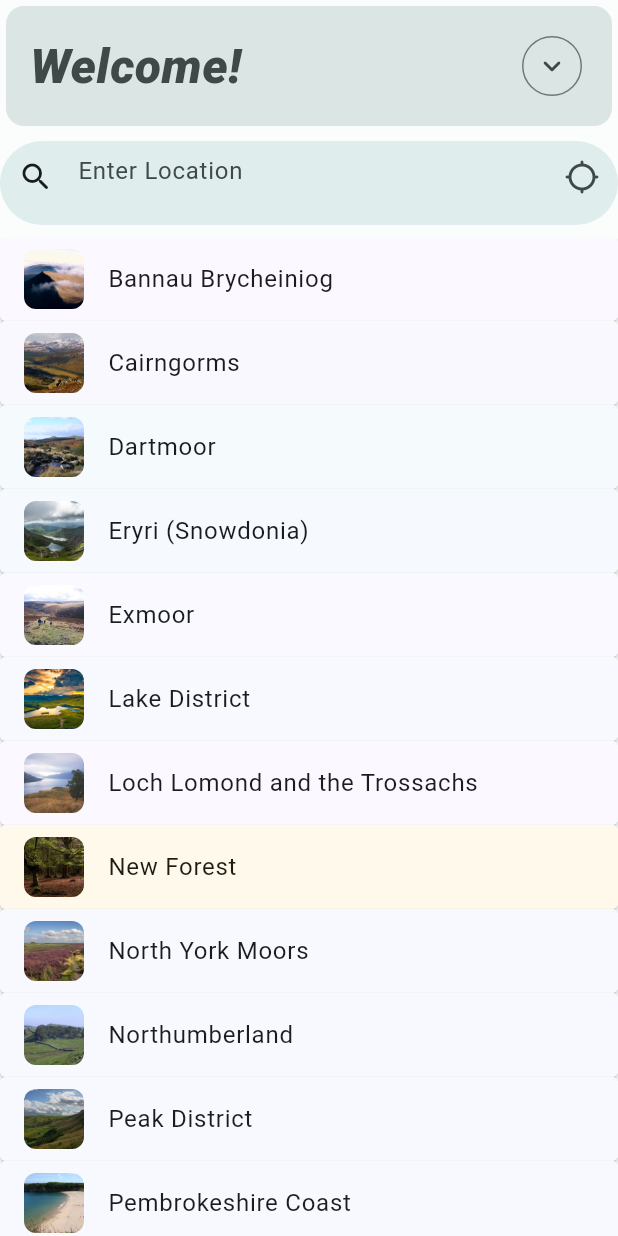
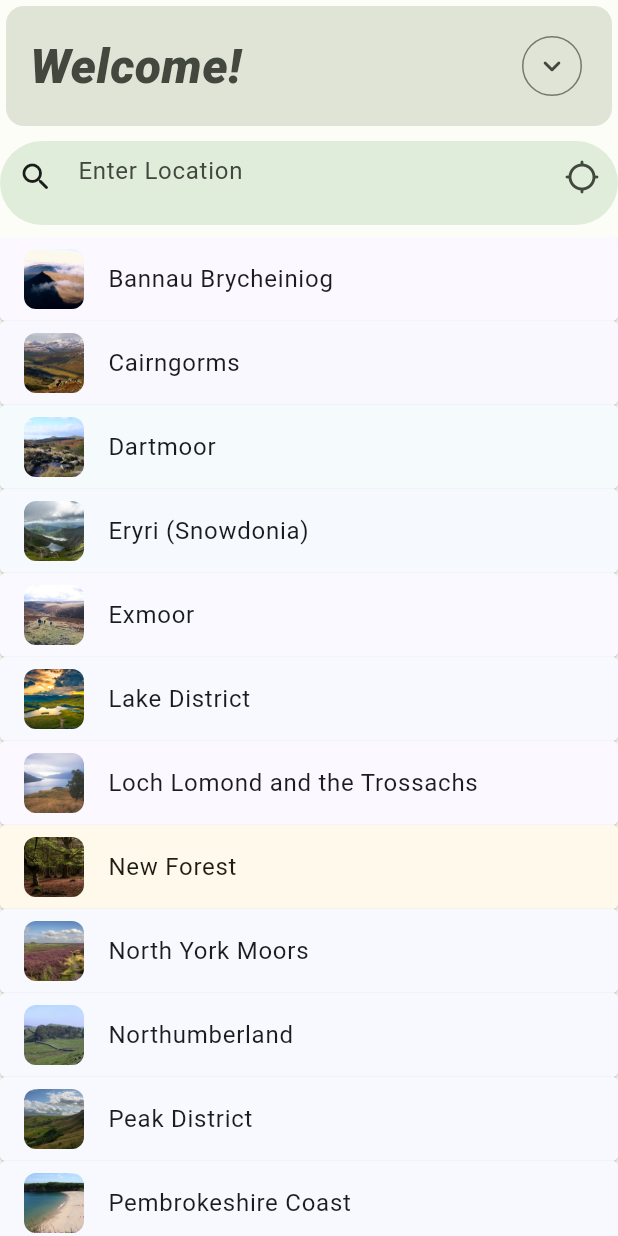
Before and after one commit to moramento22/KV6003-individual-project, a Flutter app: the screen it shows after launch, on a phone screen of 412 x 824 dp. Run offline on Flutter 3.47's test engine with Material 2 defaults, Android fonts, the phone set to English and light mode, and no system bars; our stand-ins replace google_fonts, image_picker; missing offline and left inert: google_mlkit_image_labeling.

Commit message:
Changed color scheme and added needed descriptions for iOS camera access

```diff
--- a/kv6003/lib/color_schemes.dart
+++ b/kv6003/lib/color_schemes.dart
@@ -2,68 +2,68 @@ import 'package:flutter/material.dart';
 
 const lightColorScheme = ColorScheme(
   brightness: Brightness.light,
-  primary: Color(0xFF006A6A),
+  primary: Color(0xFF026E00),
   onPrimary: Color(0xFFFFFFFF),
-  primaryContainer: Color(0xFF00FBFB),
-  onPrimaryContainer: Color(0xFF002020),
-  secondary: Color(0xFF4A6363),
+  primaryContainer: Color(0xFF88FC71),
+  onPrimaryContainer: Color(0xFF002200),
+  secondary: Color(0xFF54634D),
   onSecondary: Color(0xFFFFFFFF),
-  secondaryContainer: Color(0xFFCCE8E7),
-  onSecondaryContainer: Color(0xFF051F1F),
-  tertiary: Color(0xFF4B607C),
+  secondaryContainer: Color(0xFFD7E8CD),
+  onSecondaryContainer: Color(0xFF121F0E),
+  tertiary: Color(0xFF386568),
   onTertiary: Color(0xFFFFFFFF),
-  tertiaryContainer: Color(0xFFD3E4FF),
-  onTertiaryContainer: Color(0xFF041C35),
+  tertiaryContainer: Color(0xFFBCEBEE),
+  onTertiaryContainer: Color(0xFF002022),
   error: Color(0xFFBA1A1A),
   errorContainer: Color(0xFFFFDAD6),
   onError: Color(0xFFFFFFFF),
   onErrorContainer: Color(0xFF410002),
-  background: Color(0xFFFAFDFC),
-  onBackground: Color(0xFF191C1C),
-  surface: Color(0xFFFAFDFC),
-  onSurface: Color(0xFF191C1C),
-  surfaceVariant: Color(0xFFDAE5E4),
-  onSurfaceVariant: Color(0xFF3F4948),
-  outline: Color(0xFF6F7979),
-  onInverseSurface: Color(0xFFEFF1F0),
-  inverseSurface: Color(0xFF2D3131),
-  inversePrimary: Color(0xFF00DDDD),
+  background: Color(0xFFFCFDF6),
+  onBackground: Color(0xFF1A1C18),
+  surface: Color(0xFFFCFDF6),
+  onSurface: Color(0xFF1A1C18),
+  surfaceVariant: Color(0xFFDFE4D7),
+  onSurfaceVariant: Color(0xFF43483F),
+  outline: Color(0xFF73796E),
+  onInverseSurface: Color(0xFFF1F1EB),
+  inverseSurface: Color(0xFF2F312D),
+  inversePrimary: Color(0xFF6CDF57),
   shadow: Color(0xFF000000),
-  surfaceTint: Color(0xFF006A6A),
-  outlineVariant: Color(0xFFBEC9C8),
+  surfaceTint: Color(0xFF026E00),
+  outlineVariant: Color(0xFFC3C8BC),
   scrim: Color(0xFF000000),
 );
 
 const darkColorScheme = ColorScheme(
   brightness: Brightness.dark,
-  primary: Color(0xFF00DDDD),
-  onPrimary: Color(0xFF003737),
-  primaryContainer: Color(0xFF004F4F),
-  onPrimaryContainer: Color(0xFF00FBFB),
-  secondary: Color(0xFFB0CCCB),
-  onSecondary: Color(0xFF1B3534),
-  secondaryContainer: Color(0xFF324B4B),
-  onSecondaryContainer: Color(0xFFCCE8E7),
-  tertiary: Color(0xFFB3C8E8),
-  onTertiary: Color(0xFF1C314B),
-  tertiaryContainer: Color(0xFF334863),
-  onTertiaryContainer: Color(0xFFD3E4FF),
+  primary: Color(0xFF6CDF57),
+  onPrimary: Color(0xFF013A00),
+  primaryContainer: Color(0xFF015300),
+  onPrimaryContainer: Color(0xFF88FC71),
+  secondary: Color(0xFFBBCBB2),
+  onSecondary: Color(0xFF263422),
+  secondaryContainer: Color(0xFF3C4B37),
+  onSecondaryContainer: Color(0xFFD7E8CD),
+  tertiary: Color(0xFFA0CFD2),
+  onTertiary: Color(0xFF003739),
+  tertiaryContainer: Color(0xFF1E4D50),
+  onTertiaryContainer: Color(0xFFBCEBEE),
   error: Color(0xFFFFB4AB),
   errorContainer: Color(0xFF93000A),
   onError: Color(0xFF690005),
   onErrorContainer: Color(0xFFFFDAD6),
-  background: Color(0xFF191C1C),
-  onBackground: Color(0xFFE0E3E2),
-  surface: Color(0xFF191C1C),
-  onSurface: Color(0xFFE0E3E2),
-  surfaceVariant: Color(0xFF3F4948),
-  onSurfaceVariant: Color(0xFFBEC9C8),
-  outline: Color(0xFF889392),
-  onInverseSurface: Color(0xFF191C1C),
-  inverseSurface: Color(0xFFE0E3E2),
-  inversePrimary: Color(0xFF006A6A),
+  background: Color(0xFF1A1C18),
+  onBackground: Color(0xFFE2E3DC),
+  surface: Color(0xFF1A1C18),
+  onSurface: Color(0xFFE2E3DC),
+  surfaceVariant: Color(0xFF43483F),
+  onSurfaceVariant: Color(0xFFC3C8BC),
+  outline: Color(0xFF8D9387),
+  onInverseSurface: Color(0xFF1A1C18),
+  inverseSurface: Color(0xFFE2E3DC),
+  inversePrimary: Color(0xFF026E00),
   shadow: Color(0xFF000000),
-  surfaceTint: Color(0xFF00DDDD),
-  outlineVariant: Color(0xFF3F4948),
+  surfaceTint: Color(0xFF6CDF57),
+  outlineVariant: Color(0xFF43483F),
   scrim: Color(0xFF000000),
 );
```
Also changed, not shown: 1 other file.
